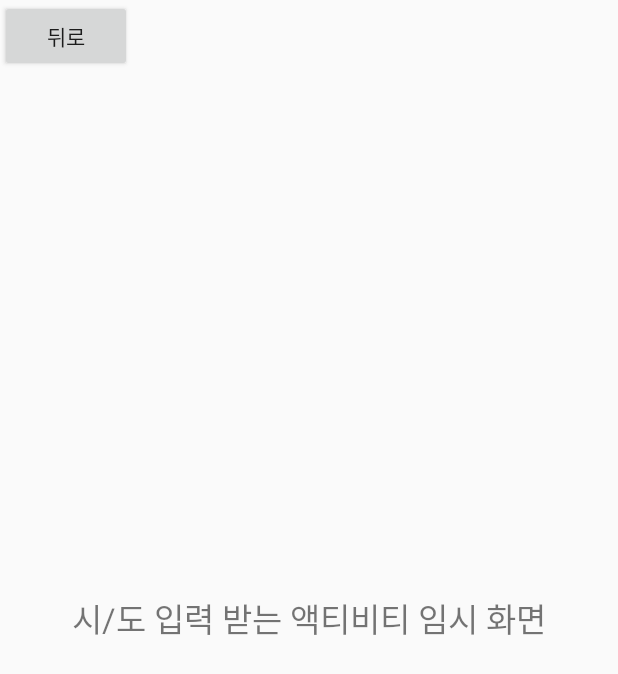
After one commit to AnKyungMoo/StreetTree, an Android app: the RegionActivity screen opened directly, with no data from a screen before it, on a phone screen of 412 x 824 dp. The commit adds this screen. Shown: the top 674 px of the screen. Run offline under Robolectric (Android 15) with nearby library versions, the phone set to English and light mode, and no system bars.

Commit message:
RegionActivity 추가

```diff
--- a/app/build.gradle
+++ b/app/build.gradle
@@ -26,6 +26,7 @@ android {
     }
 }
 
+
 dependencies {
     implementation fileTree(dir: 'libs', include: ['*.jar'])
     implementation 'com.android.support:appcompat-v7:26.1.0'
--- a/app/src/main/AndroidManifest.xml
+++ b/app/src/main/AndroidManifest.xml
@@ -2,10 +2,8 @@
 <manifest xmlns:android="http://schemas.android.com/apk/res/android"
     package="com.example.iclab.st">
 
-    <uses-permission android:name="android.permission.INTERNET">
-    </uses-permission>
-    <uses-permission android:name="android.permission.ACCESS_FINE_LOCATION">
-    </uses-permission>
+    <uses-permission android:name="android.permission.INTERNET"></uses-permission>
+    <uses-permission android:name="android.permission.ACCESS_FINE_LOCATION"></uses-permission>
 
     <application
         android:allowBackup="true"
@@ -25,6 +23,8 @@
         <activity android:name=".LoginActivity" />
         <activity android:name=".NewplaceActivity" />
         <activity android:name=".MapActivity" />
-        <activity android:name=".SurveyActivity"></activity>
+        <activity android:name=".SurveyActivity" />
+        <activity android:name=".RegionActivity"></activity>
     </application>
+
 </manifest>
--- a/app/src/main/java/com/example/iclab/st/NewplaceActivity.java
+++ b/app/src/main/java/com/example/iclab/st/NewplaceActivity.java
@@ -37,6 +37,17 @@ public class NewplaceActivity extends AppCompatActivity {
         SimpleDateFormat sdfNow = new SimpleDateFormat("yyyy-MM-dd");
         nowDate = sdfNow.format(date);
 
+        //현장명 입력 EditText 클릭시 주소 입력 화면 이동
+        inputHyunjang.setOnClickListener(new View.OnClickListener() {
+            @Override
+            public void onClick(View view) {
+                Intent intent = new Intent(getApplicationContext(), RegionActivity.class);
+                startActivity(intent);
+
+                finish();
+            }
+        });
+
 
 
         // 레이아웃 배치를 위해 임시로 텍스트 띄우는 기능만 (담당자X - 아직 로그인 구현X)
--- /dev/null
+++ b/app/src/main/java/com/example/iclab/st/RegionActivity.java
@@ -0,0 +1,27 @@
+package com.example.iclab.st;
+
+import android.content.Intent;
+import android.support.v7.app.AppCompatActivity;
+import android.os.Bundle;
+import android.view.View;
+import android.widget.Button;
+
+public class RegionActivity extends AppCompatActivity {
+
+    @Override
+    protected void onCreate(Bundle savedInstanceState) {
+        super.onCreate(savedInstanceState);
+        setContentView(R.layout.activity_region);
+
+        Button backBtn = (Button)findViewById(R.id.backBtn);
+
+        // 뒤로 버튼 누르면 현장명입력 화면으로 다시 이동
+        backBtn.setOnClickListener(new Button.OnClickListener() {
+            public void onClick(View v) {
+                Intent intent = new Intent(getApplicationContext(), NewplaceActivity.class);
+                startActivity(intent);
+                finish();
+            }
+        });
+    }
+}
--- /dev/null
+++ b/app/src/main/res/layout/activity_region.xml
@@ -0,0 +1,32 @@
+<?xml version="1.0" encoding="utf-8"?>
+<android.support.constraint.ConstraintLayout xmlns:android="http://schemas.android.com/apk/res/android"
+    xmlns:app="http://schemas.android.com/apk/res-auto"
+    xmlns:tools="http://schemas.android.com/tools"
+    android:layout_width="match_parent"
+    android:layout_height="match_parent"
+    tools:context="com.example.iclab.st.RegionActivity">
+
+
+    <RelativeLayout
+        android:layout_width="match_parent"
+        android:layout_height="match_parent">
+
+        <TextView
+            android:id="@+id/simpleText"
+            android:layout_width="wrap_content"
+            android:layout_height="wrap_content"
+            android:layout_centerInParent="true"
+            android:textAlignment="center"
+            android:text="시/도 입력 받는 액티비티 임시 화면"
+            android:textSize="10pt"/>
+
+        <Button
+            android:id="@+id/backBtn"
+            android:layout_width="wrap_content"
+            android:layout_height="wrap_content"
+            android:text="뒤로"
+            />
+
+    </RelativeLayout>
+
+</android.support.constraint.ConstraintLayout>
```
